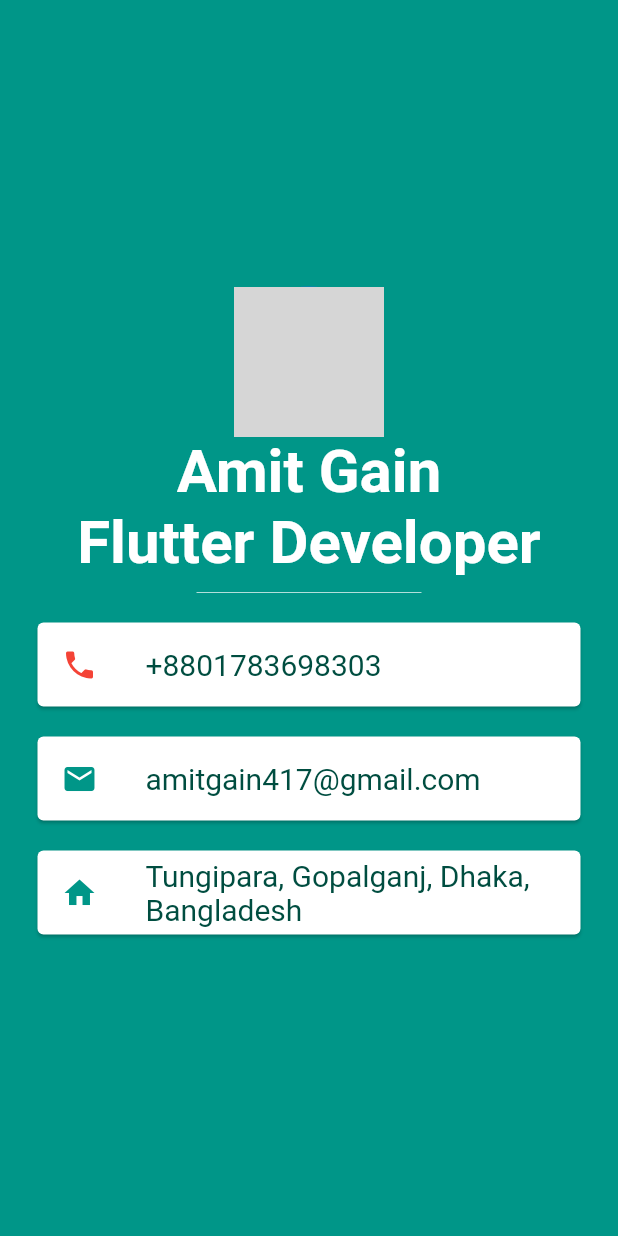
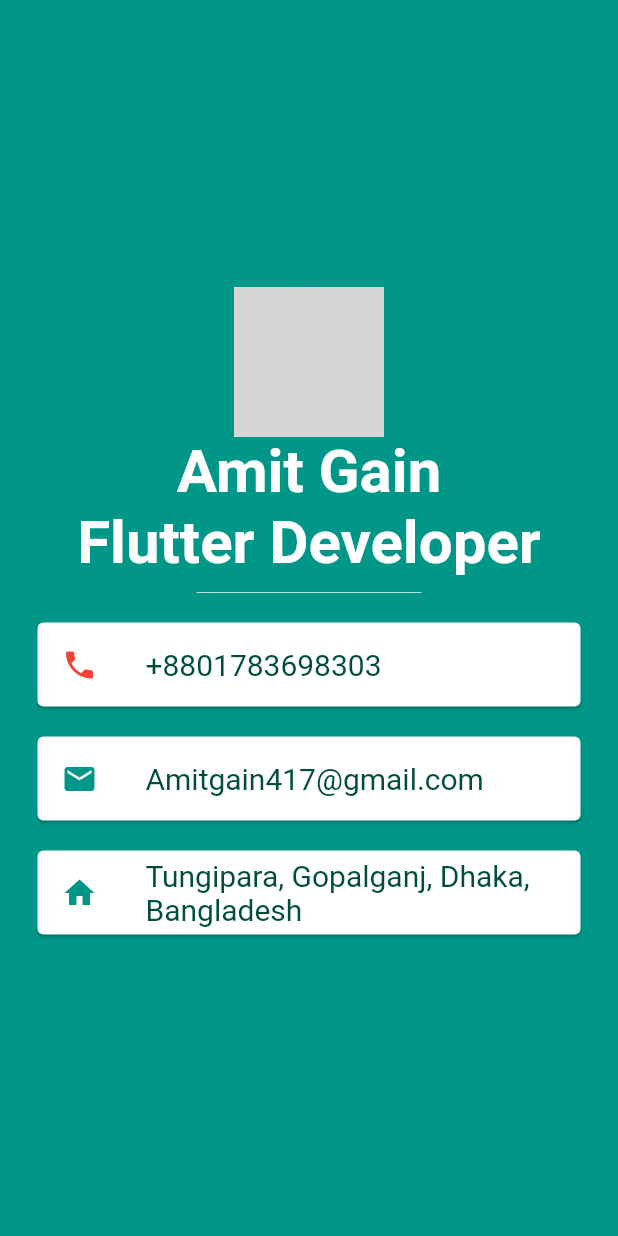
Before and after one commit to amitgainarup/my_personal_details, a Flutter app: the screen it shows after launch, on a phone screen of 412 x 824 dp. Run offline on Flutter 3.47's test engine with Material 2 defaults, Android fonts, the light colour scheme and no system bars; network calls fail; Roboto replaces fonts that are missing (Pacifico); grey boxes are pictures that could not be loaded.

Commit message:
Change Text Email

```diff
--- a/lib/main.dart
+++ b/lib/main.dart
@@ -67,7 +67,7 @@ class MyApp extends StatelessWidget {
                     color: Colors.teal,
                   ),
                   title: Text(
-                    'amitgain417@gmail.com',
+                    'Amitgain417@gmail.com',
                     style: TextStyle(
                       color: Colors.teal.shade900,
                       fontSize: 20.0,
```
